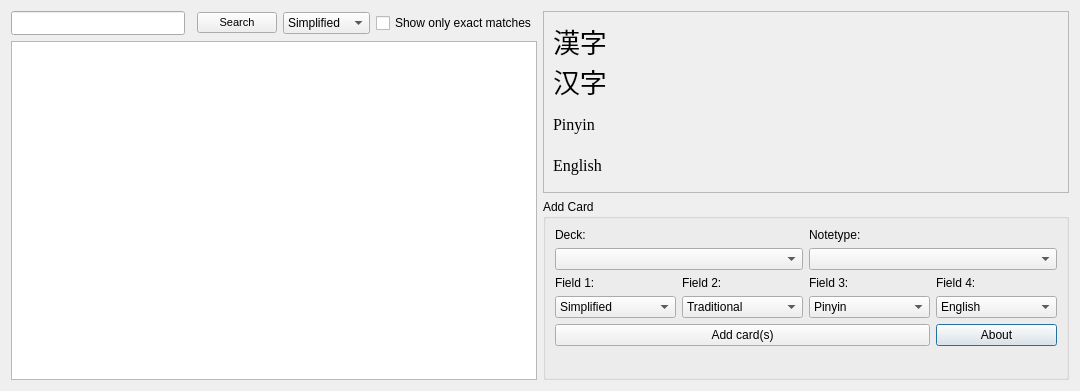
ThoreBor/CC-CEDICT-for-Anki, file designer/dict_ui.ui: the form before one commit.
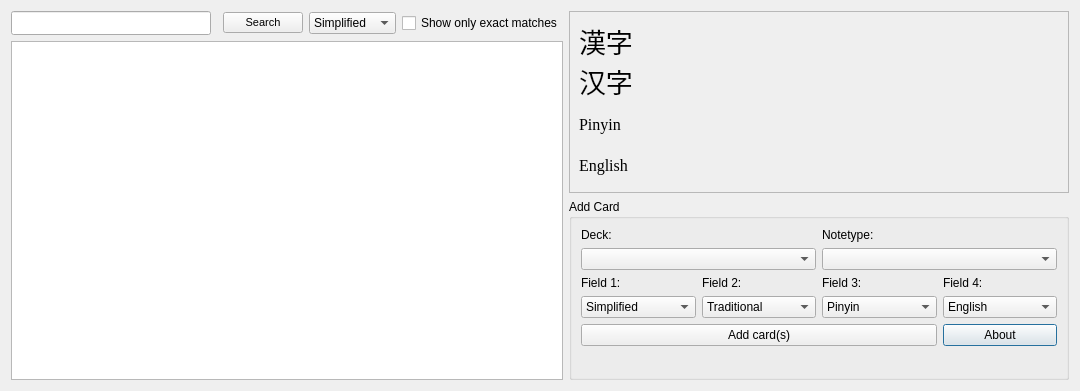
The form after the commit. Icons and pictures are not drawn.

Commit message: Add minimum size to the search input box fix #9

Patch:
```diff
--- a/designer/dict_ui.ui
+++ b/designer/dict_ui.ui
@@ -290,6 +290,12 @@
     <layout class="QGridLayout" name="gridLayout">
      <item row="0" column="0">
       <widget class="QLineEdit" name="Query">
+       <property name="minimumSize">
+        <size>
+         <width>200</width>
+         <height>0</height>
+        </size>
+       </property>
        <property name="font">
         <font>
          <family>SimHei</family>
```
